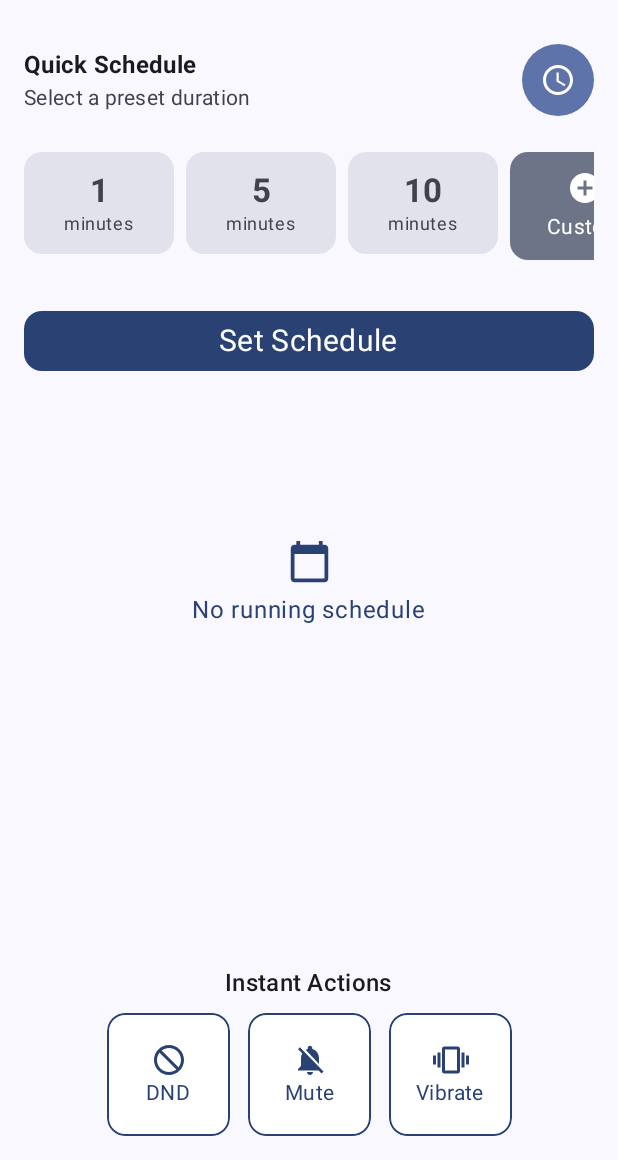
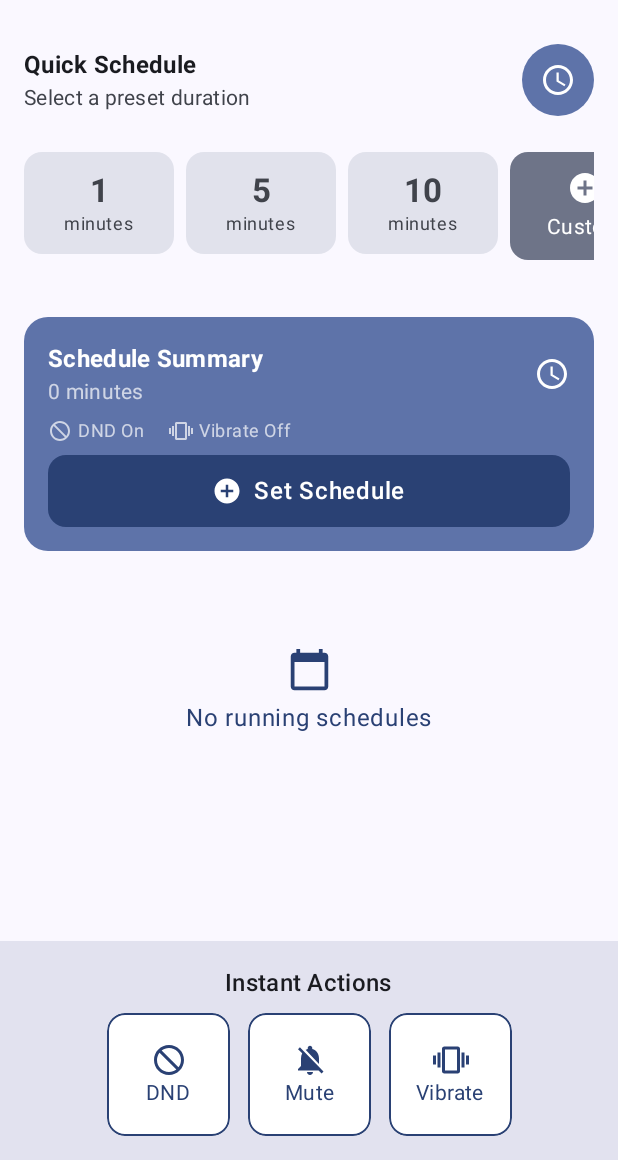
Before and after one commit to KrishnaTech6/MuteMate, an Android app built with Jetpack Compose: the screen it shows after launch (MainActivity), on a phone screen of 412 x 824 dp, the part 76-1236 px from its top. Run offline under Robolectric (Android 15) with nearby library versions, the phone set to English and light mode, and no system bars; our stand-ins replace Room's generated code.

Commit message:
SetSchedule Button UI change

```diff
--- a/app/src/main/java/com/example/mutemate/MuteScreen.kt
+++ b/app/src/main/java/com/example/mutemate/MuteScreen.kt
@@ -16,6 +16,7 @@ import androidx.compose.foundation.rememberScrollState
 import androidx.compose.foundation.shape.CircleShape
 import androidx.compose.foundation.shape.RoundedCornerShape
 import androidx.compose.foundation.text.KeyboardOptions
+import androidx.compose.foundation.verticalScroll
 import androidx.compose.material.icons.Icons
 import androidx.compose.material.icons.filled.AddCircle
 import androidx.compose.material.icons.filled.DoNotDisturb
@@ -34,7 +35,6 @@ import androidx.compose.ui.text.input.KeyboardType
 import androidx.compose.ui.text.style.TextAlign
 import androidx.compose.ui.tooling.preview.Preview
 import androidx.compose.ui.unit.dp
-import androidx.compose.ui.unit.sp
 import com.example.mutemate.model.MuteSchedule
 import com.example.mutemate.utils.MuteHelper
 import com.example.mutemate.utils.MuteSettingsManager
@@ -80,11 +80,13 @@ fun MuteScreen(
         }
     }
 
-    Box(modifier = modifier.fillMaxSize()) {
+    Column(modifier = modifier.fillMaxSize()) {
+        // Scrollable content
         Column(
             modifier = Modifier
-                .fillMaxSize()
-                .background(MaterialTheme.colorScheme.background)
+                .weight(1f)
+                .fillMaxWidth()
+                .verticalScroll(rememberScrollState())
                 .padding(16.dp),
             horizontalAlignment = Alignment.CenterHorizontally
         ) {
@@ -126,7 +128,7 @@ fun MuteScreen(
             }
 
             if (formattedScheduleTime.isEmpty()) {
-                NoRunningSchedule(modifier = Modifier.padding(top = 100.dp))
+                NoRunningSchedule(modifier = Modifier.height(160.dp))
             } else {
                 ScheduleList(
                     schedule = formattedScheduleTime,
@@ -136,10 +138,22 @@ fun MuteScreen(
                     }
                 )
             }
+        }
 
-            Spacer(modifier = Modifier.weight(1f))
-
+        // Fixed bottom bar
+        Surface(
+            modifier = Modifier.fillMaxWidth(),
+            color = MaterialTheme.colorScheme.background,
+            tonalElevation = 8.dp
+        ) {
+            Column(
+                modifier = Modifier
+                    .fillMaxWidth()
+                    .padding(16.dp),
+                horizontalAlignment = Alignment.CenterHorizontally
+            ) {
                 InstantActionsSection()
+            }
         }
     }
 }
@@ -322,6 +336,96 @@ private fun ScheduleButton(
     onShowDialog: () -> Unit,
     onShowToast: (String) -> Unit
 ) {
+    Card(
+        modifier = Modifier
+            .fillMaxWidth()
+            .padding(vertical = 8.dp),
+        shape = RoundedCornerShape(16.dp),
+        colors = CardDefaults.cardColors(
+            containerColor = MaterialTheme.colorScheme.primaryContainer
+        )
+    ) {
+        Column(
+            modifier = Modifier
+                .fillMaxWidth()
+                .padding(16.dp),
+            horizontalAlignment = Alignment.CenterHorizontally,
+            verticalArrangement = Arrangement.spacedBy(8.dp)
+        ) {
+            // Schedule Summary
+            Row(
+                modifier = Modifier.fillMaxWidth(),
+                horizontalArrangement = Arrangement.SpaceBetween,
+                verticalAlignment = Alignment.CenterVertically
+            ) {
+                Column {
+                    Text(
+                        text = "Schedule Summary",
+                        style = MaterialTheme.typography.titleMedium.copy(
+                            fontWeight = FontWeight.Bold
+                        ),
+                        color = MaterialTheme.colorScheme.onPrimaryContainer
+                    )
+                    Text(
+                        text = if (customTimeSelected) {
+                            "Custom time schedule"
+                        } else {
+                            "$selectedDuration minutes"
+                        },
+                        style = MaterialTheme.typography.bodyMedium,
+                        color = MaterialTheme.colorScheme.onPrimaryContainer.copy(alpha = 0.7f)
+                    )
+                }
+                Icon(
+                    imageVector = Icons.Default.Schedule,
+                    contentDescription = "Schedule",
+                    tint = MaterialTheme.colorScheme.onPrimaryContainer
+                )
+            }
+
+            // Settings Summary
+            Row(
+                modifier = Modifier.fillMaxWidth(),
+                horizontalArrangement = Arrangement.spacedBy(16.dp)
+            ) {
+                // DND Setting
+                Row(
+                    verticalAlignment = Alignment.CenterVertically,
+                    horizontalArrangement = Arrangement.spacedBy(4.dp)
+                ) {
+                    Icon(
+                        imageVector = Icons.Default.DoNotDisturb,
+                        contentDescription = "DND",
+                        modifier = Modifier.size(16.dp),
+                        tint = MaterialTheme.colorScheme.onPrimaryContainer.copy(alpha = 0.7f)
+                    )
+                    Text(
+                        text = if (isDnd) "DND On" else "DND Off",
+                        style = MaterialTheme.typography.bodySmall,
+                        color = MaterialTheme.colorScheme.onPrimaryContainer.copy(alpha = 0.7f)
+                    )
+                }
+
+                // Vibration Setting
+                Row(
+                    verticalAlignment = Alignment.CenterVertically,
+                    horizontalArrangement = Arrangement.spacedBy(4.dp)
+                ) {
+                    Icon(
+                        imageVector = Icons.Default.Vibration,
+                        contentDescription = "Vibration",
+                        modifier = Modifier.size(16.dp),
+                        tint = MaterialTheme.colorScheme.onPrimaryContainer.copy(alpha = 0.7f)
+                    )
+                    Text(
+                        text = if (isVibrationMode) "Vibrate On" else "Vibrate Off",
+                        style = MaterialTheme.typography.bodySmall,
+                        color = MaterialTheme.colorScheme.onPrimaryContainer.copy(alpha = 0.7f)
+                    )
+                }
+            }
+
+            // Action Button
             Button(
                 onClick = {
                     when {
@@ -345,14 +449,32 @@ private fun ScheduleButton(
                         }
                     }
                 },
+                modifier = Modifier
+                    .fillMaxWidth()
+                    .height(48.dp),
                 shape = RoundedCornerShape(12.dp),
-        colors = ButtonDefaults.buttonColors(containerColor = MaterialTheme.colorScheme.primary),
-        modifier = Modifier.fillMaxWidth()
+                colors = ButtonDefaults.buttonColors(
+                    containerColor = MaterialTheme.colorScheme.primary
+                )
             ) {
+                Row(
+                    horizontalArrangement = Arrangement.spacedBy(8.dp),
+                    verticalAlignment = Alignment.CenterVertically
+                ) {
+                    Icon(
+                        imageVector = Icons.Default.AddCircle,
+                        contentDescription = "Add Schedule",
+                        modifier = Modifier.size(20.dp)
+                    )
                     Text(
                         "Set Schedule",
-            style = MaterialTheme.typography.bodyMedium.copy(fontSize = 20.sp)
+                        style = MaterialTheme.typography.bodyLarge.copy(
+                            fontWeight = FontWeight.Medium
                         )
+                    )
+                }
+            }
+        }
     }
 }
 
--- a/app/src/main/java/com/example/mutemate/NoRunningSchedule.kt
+++ b/app/src/main/java/com/example/mutemate/NoRunningSchedule.kt
@@ -1,5 +1,6 @@
 package com.example.mutemate
 
+import androidx.compose.foundation.layout.Arrangement
 import androidx.compose.foundation.layout.Column
 import androidx.compose.foundation.layout.padding
 import androidx.compose.foundation.layout.size
@@ -17,7 +18,7 @@ import androidx.compose.ui.unit.dp
 @Composable
 @Preview(showBackground = true)
 fun NoRunningSchedule(modifier: Modifier = Modifier) {
-    Column(horizontalAlignment = Alignment.CenterHorizontally, modifier = modifier){
+    Column(horizontalAlignment = Alignment.CenterHorizontally, modifier = modifier, verticalArrangement = Arrangement.Center ){
         Icon(
             imageVector = Icons.Default.CalendarToday,
             contentDescription = null,
@@ -25,7 +26,7 @@ fun NoRunningSchedule(modifier: Modifier = Modifier) {
             modifier = Modifier.padding(8.dp).size(30.dp)
         )
         Text(
-            text = "No running schedule",
+            text = "No running schedules",
             style = MaterialTheme.typography.bodyLarge,
             color = MaterialTheme.colorScheme.primary
 
```
Lines whose indentation alone changed are shown as unchanged.
